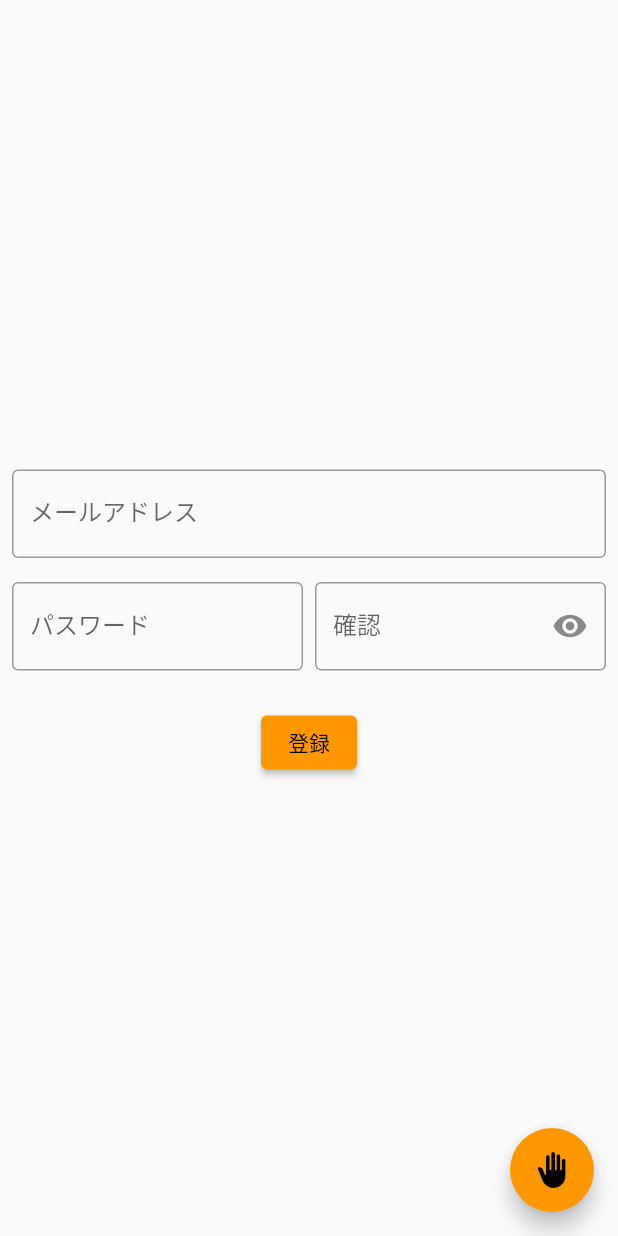
After one commit to shunta0213/KaihatsuDojo, a Flutter app: the screen it shows after launch, after a tap on "登録", on a phone screen of 412 x 824 dp. The commit adds this screen. Run offline on Flutter 3.47's test engine with Material 2 defaults, Android fonts, the phone set to English and light mode, and no system bars; our stand-ins replace cloud_firestore, firebase_auth, firebase_core; accounts and stored records are empty; network calls fail.

Commit message:
implementation of  Firebase Authentication

```diff
--- a/lib/main.dart
+++ b/lib/main.dart
@@ -1,34 +1,51 @@
 import 'package:flutter/material.dart';
-
-// import 'package:firebase_core/firebase_core.dart';
-// import 'package:firebase_auth/firebase_auth.dart';
-// import 'package:provider/provider.dart';
+import 'package:firebase_core/firebase_core.dart';
+import 'package:firebase_auth/firebase_auth.dart';
+import 'package:provider/provider.dart';
 
 import 'package:kaihatsudojo/pages/top.dart';
 import 'package:kaihatsudojo/pages/addDishes.dart';
 import 'package:kaihatsudojo/pages/viewPage.dart';
+import 'package:kaihatsudojo/pages/authentication.dart';
 
-void main() {
-  runApp(const MyApp());
+void main() async {
+  WidgetsFlutterBinding.ensureInitialized();
+  await Firebase.initializeApp();
+  runApp(MyApp());
+}
+
+class UserState extends ChangeNotifier {
+  User? user;
+
+  void setUser(User newUser) {
+    user = newUser;
+    notifyListeners();
+  }
 }
 
 class MyApp extends StatelessWidget {
-  const MyApp({Key? key}) : super(key: key);
+  MyApp({Key? key}) : super(key: key);
+  final UserState userState = UserState();
 
   @override
   Widget build(BuildContext context) {
-    return MaterialApp(
+    return ChangeNotifierProvider<UserState>(
+      create: (context) => UserState(),
+      child: MaterialApp(
         // for debug
         debugShowCheckedModeBanner: false,
         theme: ThemeData(
           primarySwatch: Colors.orange,
         ),
         routes: {
+          '/loginPage': (context) => const LoginPage(),
+          '/signUpPage': (context) => const SignUpPage(),
           '/mainPage': (BuildContext context) => const TopPage(),
           '/addDishes': (BuildContext context) => const AddDishes(),
           '/viewPage': (BuildContext context) => const ViewPage(),
         },
-      home: const TopPage(),
+        home: const LoginPage(),
+      ),
     );
   }
 }
--- /dev/null
+++ b/lib/pages/authentication.dart
@@ -0,0 +1,272 @@
+import 'package:flutter/material.dart';
+import 'package:firebase_auth/firebase_auth.dart';
+import 'package:kaihatsudojo/main.dart';
+import 'package:provider/provider.dart';
+
+// ログイン
+class LoginPage extends StatefulWidget {
+  const LoginPage({Key? key}) : super(key: key);
+
+  @override
+  State<StatefulWidget> createState() => _LoginPageState();
+}
+
+class _LoginPageState extends State<LoginPage> {
+  String _email = "";
+  String _password = "";
+  String _infoText = "";
+  bool _passwordVeil = true;
+  String _errorText = "";
+
+  @override
+  Widget build(BuildContext context) {
+    final UserState userState = Provider.of<UserState>(context);
+
+    return Scaffold(
+        body: Center(
+      child: Column(
+        mainAxisAlignment: MainAxisAlignment.center,
+        children: [
+          Padding(
+            padding: const EdgeInsets.symmetric(vertical: 8.0, horizontal: 30),
+            child: TextFormField(
+              decoration: const InputDecoration(
+                border: OutlineInputBorder(),
+                labelText: 'メール',
+              ),
+              onChanged: (String value) {
+                _email = value;
+              },
+            ),
+          ),
+          Padding(
+            padding: const EdgeInsets.symmetric(vertical: 8.0, horizontal: 30),
+            child: TextFormField(
+              decoration: InputDecoration(
+                border: const OutlineInputBorder(),
+                labelText: 'パスワード',
+                suffixIcon: IconButton(
+                  tooltip: 'Show Password',
+                  icon: Icon(
+                      _passwordVeil ? Icons.visibility_off : Icons.visibility),
+                  onPressed: () {
+                    setState(() {
+                      _passwordVeil = !_passwordVeil;
+                    });
+                  },
+                ),
+              ),
+              obscureText: _passwordVeil,
+              onChanged: (String value) {
+                _password = value;
+              },
+            ),
+          ),
+          Padding(
+            padding: const EdgeInsets.all(8.0),
+            child: Row(
+                mainAxisAlignment: MainAxisAlignment.center,
+                mainAxisSize: MainAxisSize.min,
+                children: [
+                  ElevatedButton(
+                      onPressed: () async {
+                        try {
+                          UserCredential signIn = await FirebaseAuth.instance
+                              .signInWithEmailAndPassword(
+                                  email: _email, password: _password);
+                          // ユーザー情報更新
+                          userState.setUser(signIn.user!);
+                          await Navigator.of(context)
+                              .pushReplacementNamed('/mainPage');
+                        } catch (e) {
+                          // Error
+                          setState(() {
+                            _errorText = e.toString();
+                          });
+                          showDialog(
+                              context: context,
+                              builder: (_) {
+                                return AlertDialog(
+                                  title: const Text("ログインに失敗しました"),
+                                  content: Text(_errorText),
+                                  actions: [
+                                    TextButton(
+                                        onPressed: () => Navigator.pop(context),
+                                        child: const Text('OK'))
+                                  ],
+                                );
+                              });
+                        }
+                      },
+                      child: Text('サインイン')),
+                  const SizedBox(width: 20),
+                  ElevatedButton(
+                      onPressed: () {
+                        Navigator.of(context).pushNamed('/signUpPage');
+                      },
+                      child: Text('登録')),
+                ]),
+          ),
+          Text(_infoText),
+        ],
+      ),
+    ));
+  }
+}
+
+// 登録
+class SignUpPage extends StatefulWidget {
+  const SignUpPage({Key? key}) : super(key: key);
+
+  @override
+  State<SignUpPage> createState() => _SignUpPageState();
+}
+
+class _SignUpPageState extends State<SignUpPage> {
+  String _email = "";
+  String _password = "";
+  String _password1 = "";
+  String _infoText = "";
+  bool _passwordVeil = false;
+
+  @override
+  Widget build(BuildContext context) {
+    final UserState userState = Provider.of<UserState>(context);
+    // Regular expression for password validation
+    RegExp pattern = RegExp(r"(?=.*[a-z])(?=.*[A-Z])\w+");
+    bool passCheckBool = true;
+
+    void signUp() async {
+      // if password contains at least one lower case and upper case, return true
+      passCheckBool =
+          pattern.hasMatch(_password) && pattern.hasMatch(_password1);
+
+      if (_email == "") {
+        setState(() => _infoText = "メールアドレスを入力してください");
+      } else if (_password == "" || _password1 == "") {
+        setState(() => _infoText = "パスワードを入力してくさい");
+      } else if (_password != _password1) {
+        setState(() => _infoText = "パスワードが一致しません");
+      } else if (!passCheckBool) {
+        setState(() => _infoText = "パスワードは、半角英小文字・大文字を組み合わせて入力してください");
+      } else {
+        try {
+          final FirebaseAuth auth = FirebaseAuth.instance;
+          final UserCredential userCredential =
+              await auth.createUserWithEmailAndPassword(
+                  email: _email, password: _password);
+          // ユーザー情報更新
+          userState.setUser(userCredential.user!);
+          await Navigator.of(context).pushReplacementNamed('/mainPage');
+        } on FirebaseAuthException catch (e) {
+          setState(() {
+            if (e.code == 'weak-password') {
+              _infoText = 'パスワードが短いです';
+            } else if (e.code == 'email-already-in-use') {
+              _infoText = 'このメールアドレスにはすでにアカウントが存在します';
+            } else if (e.code == "invalid-email") {
+              _infoText = "メールの形式を確かめてください";
+            } else {
+              _infoText = "エラーが発生しました";
+            }
+          });
+        }
+      }
+    }
+
+    return Scaffold(
+      body: Center(
+          child: Column(
+        mainAxisAlignment: MainAxisAlignment.center,
+        children: <Widget>[
+          Padding(
+            padding: const EdgeInsets.all(8.0),
+            child: TextFormField(
+              decoration: const InputDecoration(
+                border: OutlineInputBorder(),
+                labelText: 'メールアドレス',
+              ),
+              onChanged: (String _emailTemp) {
+                if (_infoText != "") {
+                  setState(() {
+                    _infoText = "";
+                  });
+                }
+                _email = _emailTemp;
+              },
+            ),
+          ),
+          Padding(
+            padding: const EdgeInsets.all(8.0),
+            child: Row(
+              children: [
+                Expanded(
+                  flex: 1,
+                  child: TextFormField(
+                      decoration: const InputDecoration(
+                        border: OutlineInputBorder(),
+                        labelText: 'パスワード',
+                      ),
+                      // hide password
+                      obscureText: !_passwordVeil,
+                      onChanged: (String value) {
+                        if (_infoText != "") {
+                          setState(() {
+                            _infoText = "";
+                          });
+                        }
+                        _password = value;
+                      }),
+                ),
+                const SizedBox(
+                  width: 8,
+                ),
+                Expanded(
+                  flex: 1,
+                  child: TextFormField(
+                      decoration: InputDecoration(
+                        border: OutlineInputBorder(),
+                        labelText: '確認',
+                        suffixIcon: IconButton(
+                          tooltip: 'Show Password',
+                          icon: Icon(_passwordVeil
+                              ? Icons.visibility_off
+                              : Icons.visibility),
+                          onPressed: () {
+                            setState(() {
+                              _passwordVeil = !_passwordVeil;
+                            });
+                          },
+                        ),
+                      ),
+                      // hide password
+                      obscureText: !_passwordVeil,
+                      onChanged: (String value) {
+                        if (_infoText != "") {
+                          setState(() {
+                            _infoText = "";
+                          });
+                        }
+                        _password1 = value;
+                      }),
+                ),
+              ],
+            ),
+          ),
+          Text(_infoText),
+          ElevatedButton(
+              onPressed: () async {
+                signUp();
+              },
+              child: const Text('登録')),
+        ],
+      )),
+      floatingActionButton: FloatingActionButton(
+        onPressed: () {
+          Navigator.of(context).pop();
+        },
+        child: const Icon(Icons.back_hand),
+      ),
+    );
+  }
+}
```
Also changed, not shown: lib/pages/top.dart (+7 -1 lines). Lines whose indentation alone changed are shown as unchanged.
